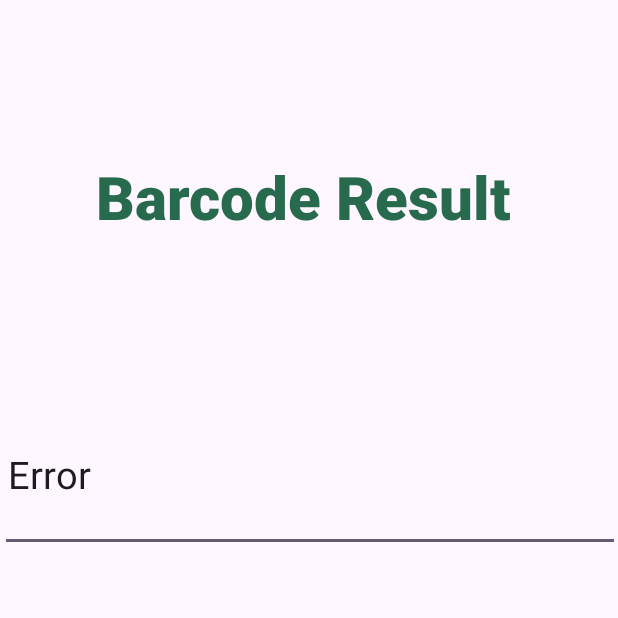
After one commit to AMINE-BOUGHRIS/ALFODA, an Android app: the Result_page screen opened directly, with no data from a screen before it, on a phone screen of 412 x 824 dp, the top half of it. The commit adds this screen. Run offline under Robolectric (Android 15) with nearby library versions, the phone set to English and light mode, and no system bars.

Commit message:
i finiched

```diff
--- a/app/build.gradle.kts
+++ b/app/build.gradle.kts
@@ -33,6 +33,7 @@ android {
     kotlinOptions {
         jvmTarget = "1.8"
     }
+
 }
 
 dependencies {
--- /dev/null
+++ b/app/src/main/java/com/example/alfoda/Result_page.kt
@@ -0,0 +1,22 @@
+package com.example.alfoda
+
+import androidx.appcompat.app.AppCompatActivity
+import android.os.Bundle
+import android.widget.EditText
+
+class Result_page : AppCompatActivity() {
+    var result_text: String? =null
+        get() = field
+        set(value) {
+            field=value
+        }
+    override fun onCreate(savedInstanceState: Bundle?) {
+        super.onCreate(savedInstanceState)
+        setContentView(R.layout.result_page)
+        val text=findViewById<EditText>(R.id.barcode_result)
+        if(result_text!=null)
+        text.setText(result_text)
+        else
+            text.setText("Error")
+    }
+}
--- /dev/null
+++ b/app/src/main/res/layout/result_page.xml
@@ -0,0 +1,34 @@
+<?xml version="1.0" encoding="utf-8"?>
+<androidx.constraintlayout.widget.ConstraintLayout xmlns:android="http://schemas.android.com/apk/res/android"
+    xmlns:app="http://schemas.android.com/apk/res-auto"
+    xmlns:tools="http://schemas.android.com/tools"
+    android:layout_width="match_parent"
+    android:layout_height="match_parent"
+    tools:context=".MainActivity">
+
+
+    <EditText
+        android:id="@+id/barcode_result"
+        android:layout_width="413dp"
+        android:layout_height="104dp"
+        android:layout_marginTop="264dp"
+        android:padding="5dp"
+        android:textSize="25sp"
+        app:layout_constraintEnd_toEndOf="parent"
+        app:layout_constraintStart_toStartOf="parent"
+        app:layout_constraintTop_toTopOf="parent" />
+
+    <TextView
+        android:id="@+id/textView5"
+        android:layout_width="284dp"
+        android:layout_height="85dp"
+        android:layout_marginTop="104dp"
+        android:text="Barcode Result"
+        android:textSize="40dp"
+        android:textColor="#286A4E"
+        android:fontFamily="sans-serif-black"
+        app:layout_constraintEnd_toEndOf="parent"
+        app:layout_constraintStart_toStartOf="parent"
+        app:layout_constraintTop_toTopOf="parent" />
+
+</androidx.constraintlayout.widget.ConstraintLayout>
```
Also changed, not shown: app/src/main/AndroidManifest.xml (+8 -3 lines), app/src/main/java/com/example/alfoda/CaptureAct.kt (added, +7 -0 lines), app/src/main/java/com/example/alfoda/MainActivity.kt (+38 -8 lines), app/src/main/java/com/example/alfoda/scan_page.kt (deleted, +0 -21 lines), app/src/main/res/layout/activity_scan_page.xml (deleted, +0 -31 lines).
